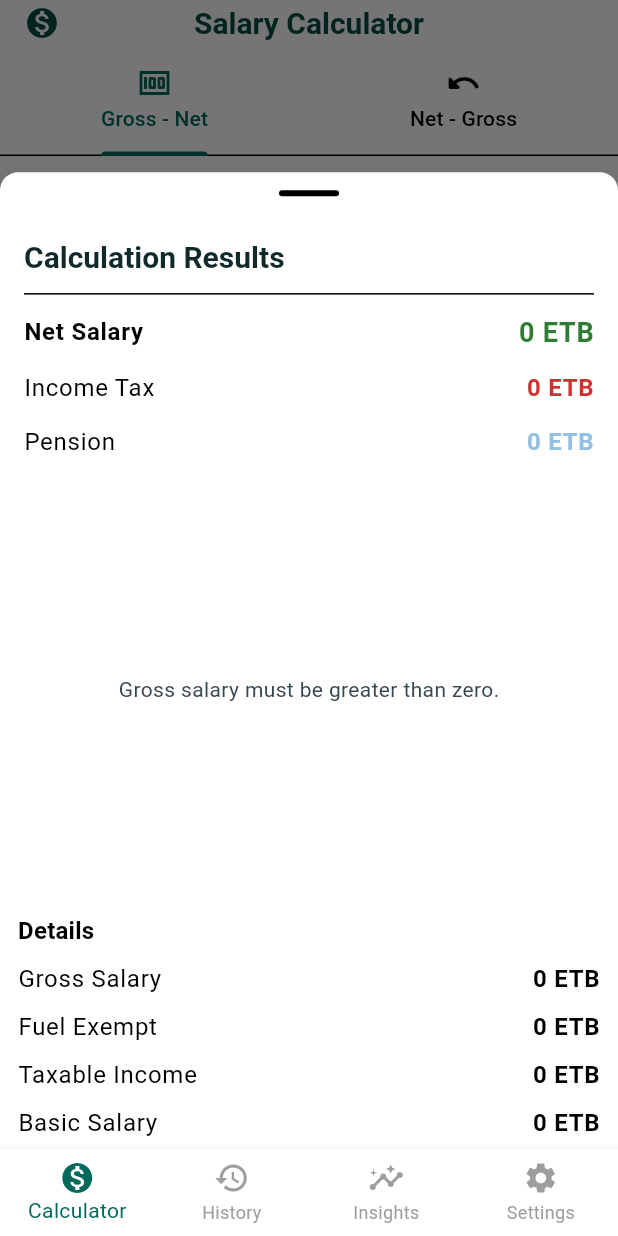
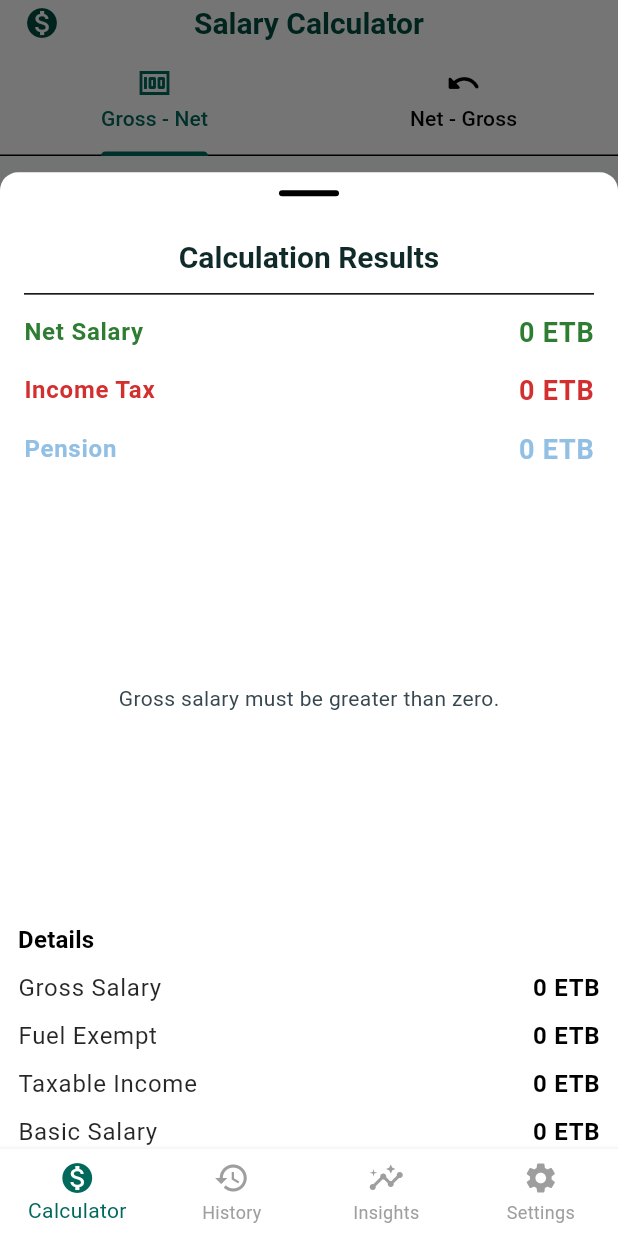
Before and after one commit to dag14/net-earn, a Flutter app: the screen it shows after launch, after a tap on "Calculate Net Salary", on a phone screen of 412 x 824 dp. Run offline on Flutter 3.47's test engine with Material 3 defaults, Android fonts, the phone set to English and light mode, and no system bars; our stand-ins replace fl_chart, flutter_riverpod, go_router.

```diff
--- a/lib/features/income_calculator/presentation/screens/calculator_screen.dart
+++ b/lib/features/income_calculator/presentation/screens/calculator_screen.dart
@@ -123,7 +123,6 @@ class _CalculatorScreenState extends ConsumerState<CalculatorScreen> {
         borderRadius: BorderRadius.circular(12),
       ),
       child: Column(
-        crossAxisAlignment: CrossAxisAlignment.start,
         children: [
           Text(
             'Calculation Results',
@@ -145,6 +144,7 @@ class _CalculatorScreenState extends ConsumerState<CalculatorScreen> {
             'Income Tax',
             formatter.format(tax),
             AppTheme.red,
+            isBold: true,
           ),
           const SizedBox(height: 12),
           _buildResultRow(
@@ -152,6 +152,7 @@ class _CalculatorScreenState extends ConsumerState<CalculatorScreen> {
             'Pension',
             formatter.format(pension),
             AppTheme.blue,
+            isBold: true,
           ),
         ],
       ),
@@ -327,6 +328,7 @@ class _CalculatorScreenState extends ConsumerState<CalculatorScreen> {
         Text(
           label,
           style: Theme.of(context).textTheme.bodyLarge?.copyWith(
+            color: color.withOpacity(isBold ? 1.0 : 0.85),
             fontWeight: isBold ? FontWeight.w600 : FontWeight.normal,
           ),
         ),
--- a/lib/features/income_calculator/presentation/widgets/salary_calculator.dart
+++ b/lib/features/income_calculator/presentation/widgets/salary_calculator.dart
@@ -2,7 +2,6 @@ import 'package:flutter/material.dart';
 import 'package:flutter/services.dart';
 import 'package:flutter_riverpod/flutter_riverpod.dart';
 import 'package:intl/intl.dart';
-import 'package:netearn/core/theme/app_theme.dart';
 import 'package:netearn/features/income_calculator/providers/calc_providers.dart';
 
 class SalaryCalculator extends ConsumerStatefulWidget {
@@ -93,9 +92,6 @@ class _SalaryCalculatorState extends ConsumerState<SalaryCalculator> {
 
   @override
   Widget build(BuildContext context) {
-    final NumberFormat formatter = NumberFormat('#,##0.##');
-    final calculation = ref.watch(lastCalculationProvider);
-
     return Padding(
       padding: const EdgeInsets.fromLTRB(16, 16, 16, 0),
       child: Scrollbar(
@@ -285,33 +281,33 @@ class _SalaryCalculatorState extends ConsumerState<SalaryCalculator> {
     );
   }
 
-  Widget _buildResultRow(
-    BuildContext context,
-    String label,
-    String value,
-    Color color, {
-    bool isBold = false,
-  }) {
-    return Row(
-      mainAxisAlignment: MainAxisAlignment.spaceBetween,
-      children: [
-        Text(
-          label,
-          style: Theme.of(context).textTheme.bodyLarge?.copyWith(
-            fontWeight: isBold ? FontWeight.w600 : FontWeight.normal,
-          ),
-        ),
-        Text(
-          '$value ETB',
-          style: Theme.of(context).textTheme.bodyLarge?.copyWith(
-            color: color,
-            fontWeight: isBold ? FontWeight.w700 : FontWeight.w600,
-            fontSize: isBold ? 18 : 16,
-          ),
-        ),
-      ],
-    );
-  }
+  // Widget _buildResultRow(
+  //   BuildContext context,
+  //   String label,
+  //   String value,
+  //   Color color, {
+  //   bool isBold = false,
+  // }) {
+  //   return Row(
+  //     mainAxisAlignment: MainAxisAlignment.spaceBetween,
+  //     children: [
+  //       Text(
+  //         label,
+  //         style: Theme.of(context).textTheme.bodyLarge?.copyWith(
+  //           fontWeight: isBold ? FontWeight.w600 : FontWeight.normal,
+  //         ),
+  //       ),
+  //       Text(
+  //         '$value ETB',
+  //         style: Theme.of(context).textTheme.bodyLarge?.copyWith(
+  //           color: color,
+  //           fontWeight: isBold ? FontWeight.w700 : FontWeight.w600,
+  //           fontSize: isBold ? 18 : 16,
+  //         ),
+  //       ),
+  //     ],
+  //   );
+  // }
 }
 
 class InputFormatter extends TextInputFormatter {
```
